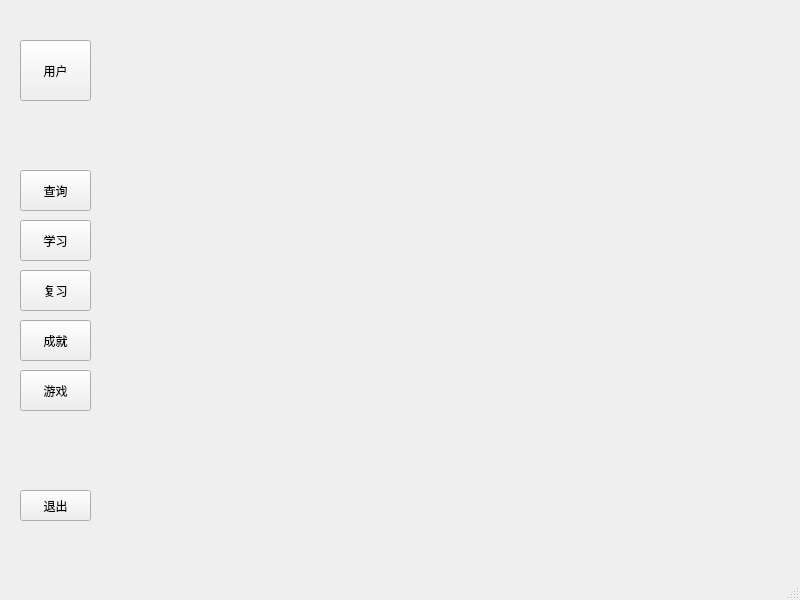
Qt form WordLite/mainwindow.ui (Staaaaaaaaar/WordHub) before a commit.
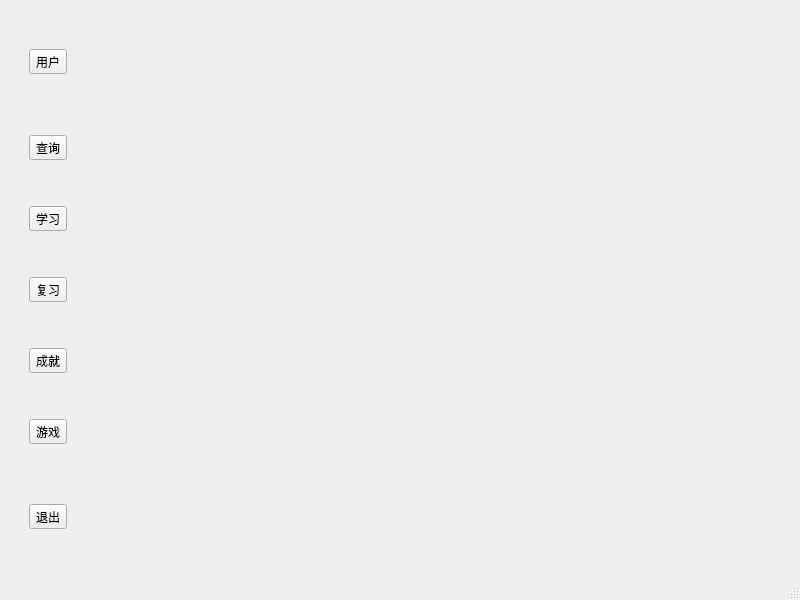
The same form after that commit.

Commit message: 布局调整

Diff of the .ui file:
```diff
--- a/WordLite/mainwindow.ui
+++ b/WordLite/mainwindow.ui
@@ -14,107 +14,408 @@
    <string>MainWindow</string>
   </property>
   <widget class="QWidget" name="centralwidget">
-   <widget class="QToolButton" name="userButton">
-    <property name="geometry">
-     <rect>
-      <x>20</x>
-      <y>40</y>
-      <width>71</width>
-      <height>61</height>
-     </rect>
-    </property>
-    <property name="text">
-     <string>用户</string>
-    </property>
-   </widget>
-   <widget class="QToolButton" name="queryButton">
-    <property name="geometry">
-     <rect>
-      <x>20</x>
-      <y>170</y>
-      <width>71</width>
-      <height>41</height>
-     </rect>
-    </property>
-    <property name="text">
-     <string>查询</string>
-    </property>
-   </widget>
-   <widget class="QToolButton" name="learnButton">
-    <property name="geometry">
-     <rect>
-      <x>20</x>
-      <y>220</y>
-      <width>71</width>
-      <height>41</height>
-     </rect>
-    </property>
-    <property name="text">
-     <string>学习</string>
-    </property>
-   </widget>
-   <widget class="QToolButton" name="reviewButton">
-    <property name="geometry">
-     <rect>
-      <x>20</x>
-      <y>270</y>
-      <width>71</width>
-      <height>41</height>
-     </rect>
-    </property>
-    <property name="text">
-     <string>复习</string>
-    </property>
-   </widget>
-   <widget class="QToolButton" name="achievementButton">
-    <property name="geometry">
-     <rect>
-      <x>20</x>
-      <y>320</y>
-      <width>71</width>
-      <height>41</height>
-     </rect>
-    </property>
-    <property name="text">
-     <string>成就</string>
-    </property>
-   </widget>
-   <widget class="QToolButton" name="gameButton">
-    <property name="geometry">
-     <rect>
-      <x>20</x>
-      <y>370</y>
-      <width>71</width>
-      <height>41</height>
-     </rect>
-    </property>
-    <property name="text">
-     <string>游戏</string>
-    </property>
-   </widget>
-   <widget class="QToolButton" name="exitButton">
-    <property name="geometry">
-     <rect>
-      <x>20</x>
-      <y>490</y>
-      <width>71</width>
-      <height>31</height>
-     </rect>
-    </property>
-    <property name="text">
-     <string>退出</string>
-    </property>
-   </widget>
-   <widget class="QStackedWidget" name="stackedWidget">
-    <property name="geometry">
-     <rect>
-      <x>130</x>
-      <y>40</y>
-      <width>600</width>
-      <height>500</height>
-     </rect>
-    </property>
-   </widget>
+   <layout class="QVBoxLayout" name="verticalLayout_2">
+    <item>
+     <layout class="QHBoxLayout" name="horizontalLayout_7" stretch="1,9">
+      <item>
+       <layout class="QVBoxLayout" name="verticalLayout">
+        <item>
+         <spacer name="verticalSpacer_8">
+          <property name="orientation">
+           <enum>Qt::Orientation::Vertical</enum>
+          </property>
+          <property name="sizeType">
+           <enum>QSizePolicy::Policy::Minimum</enum>
+          </property>
+          <property name="sizeHint" stdset="0">
+           <size>
+            <width>20</width>
+            <height>40</height>
+           </size>
+          </property>
+         </spacer>
+        </item>
+        <item>
+         <layout class="QHBoxLayout" name="horizontalLayout">
+          <item>
+           <spacer name="horizontalSpacer_11">
+            <property name="orientation">
+             <enum>Qt::Orientation::Horizontal</enum>
+            </property>
+            <property name="sizeHint" stdset="0">
+             <size>
+              <width>40</width>
+              <height>20</height>
+             </size>
+            </property>
+           </spacer>
+          </item>
+          <item>
+           <widget class="QToolButton" name="userButton">
+            <property name="text">
+             <string>用户</string>
+            </property>
+           </widget>
+          </item>
+          <item>
+           <spacer name="horizontalSpacer_12">
+            <property name="orientation">
+             <enum>Qt::Orientation::Horizontal</enum>
+            </property>
+            <property name="sizeHint" stdset="0">
+             <size>
+              <width>40</width>
+              <height>20</height>
+             </size>
+            </property>
+           </spacer>
+          </item>
+         </layout>
+        </item>
+        <item>
+         <spacer name="verticalSpacer">
+          <property name="orientation">
+           <enum>Qt::Orientation::Vertical</enum>
+          </property>
+          <property name="sizeHint" stdset="0">
+           <size>
+            <width>20</width>
+            <height>40</height>
+           </size>
+          </property>
+         </spacer>
+        </item>
+        <item>
+         <layout class="QHBoxLayout" name="horizontalLayout_2">
+          <item>
+           <spacer name="horizontalSpacer_9">
+            <property name="orientation">
+             <enum>Qt::Orientation::Horizontal</enum>
+            </property>
+            <property name="sizeHint" stdset="0">
+             <size>
+              <width>40</width>
+              <height>20</height>
+             </size>
+            </property>
+           </spacer>
+          </item>
+          <item>
+           <widget class="QToolButton" name="queryButton">
+            <property name="text">
+             <string>查询</string>
+            </property>
+           </widget>
+          </item>
+          <item>
+           <spacer name="horizontalSpacer_10">
+            <property name="orientation">
+             <enum>Qt::Orientation::Horizontal</enum>
+            </property>
+            <property name="sizeHint" stdset="0">
+             <size>
+              <width>40</width>
+              <height>20</height>
+             </size>
+            </property>
+           </spacer>
+          </item>
+         </layout>
+        </item>
+        <item>
+         <spacer name="verticalSpacer_5">
+          <property name="orientation">
+           <enum>Qt::Orientation::Vertical</enum>
+          </property>
+          <property name="sizeType">
+           <enum>QSizePolicy::Policy::Minimum</enum>
+          </property>
+          <property name="sizeHint" stdset="0">
+           <size>
+            <width>20</width>
+            <height>40</height>
+           </size>
+          </property>
+         </spacer>
+        </item>
+        <item>
+         <layout class="QHBoxLayout" name="horizontalLayout_3">
+          <item>
+           <spacer name="horizontalSpacer_7">
+            <property name="orientation">
+             <enum>Qt::Orientation::Horizontal</enum>
+            </property>
+            <property name="sizeHint" stdset="0">
+             <size>
+              <width>40</width>
+              <height>20</height>
+             </size>
+            </property>
+           </spacer>
+          </item>
+          <item>
+           <widget class="QToolButton" name="learnButton">
+            <property name="text">
+             <string>学习</string>
+            </property>
+           </widget>
+          </item>
+          <item>
+           <spacer name="horizontalSpacer_8">
+            <property name="orientation">
+             <enum>Qt::Orientation::Horizontal</enum>
+            </property>
+            <property name="sizeHint" stdset="0">
+             <size>
+              <width>40</width>
+              <height>20</height>
+             </size>
+            </property>
+           </spacer>
+          </item>
+         </layout>
+        </item>
+        <item>
+         <spacer name="verticalSpacer_4">
+          <property name="orientation">
+           <enum>Qt::Orientation::Vertical</enum>
+          </property>
+          <property name="sizeType">
+           <enum>QSizePolicy::Policy::Minimum</enum>
+          </property>
+          <property name="sizeHint" stdset="0">
+           <size>
+            <width>20</width>
+            <height>40</height>
+           </size>
+          </property>
+         </spacer>
+        </item>
+        <item>
+         <layout class="QHBoxLayout" name="horizontalLayout_8">
+          <item>
+           <spacer name="horizontalSpacer_13">
+            <property name="orientation">
+             <enum>Qt::Orientation::Horizontal</enum>
+            </property>
+            <property name="sizeHint" stdset="0">
+             <size>
+              <width>40</width>
+              <height>20</height>
+             </size>
+            </property>
+           </spacer>
+          </item>
+          <item>
+           <widget class="QToolButton" name="reviewButton">
+            <property name="text">
+             <string>复习</string>
+            </property>
+           </widget>
+          </item>
+          <item>
+           <spacer name="horizontalSpacer_14">
+            <property name="orientation">
+             <enum>Qt::Orientation::Horizontal</enum>
+            </property>
+            <property name="sizeHint" stdset="0">
+             <size>
+              <width>40</width>
+              <height>20</height>
+             </size>
+            </property>
+           </spacer>
+          </item>
+         </layout>
+        </item>
+        <item>
+         <spacer name="verticalSpacer_6">
+          <property name="orientation">
+           <enum>Qt::Orientation::Vertical</enum>
+          </property>
+          <property name="sizeType">
+           <enum>QSizePolicy::Policy::Minimum</enum>
+          </property>
+          <property name="sizeHint" stdset="0">
+           <size>
+            <width>20</width>
+            <height>40</height>
+           </size>
+          </property>
+         </spacer>
+        </item>
+        <item>
+         <layout class="QHBoxLayout" name="horizontalLayout_4">
+          <item>
+           <spacer name="horizontalSpacer_5">
+            <property name="orientation">
+             <enum>Qt::Orientation::Horizontal</enum>
+            </property>
+            <property name="sizeHint" stdset="0">
+             <size>
+              <width>40</width>
+              <height>20</height>
+             </size>
+            </property>
+           </spacer>
+          </item>
+          <item>
+           <widget class="QToolButton" name="achievementButton">
+            <property name="text">
+             <string>成就</string>
+            </property>
+           </widget>
+          </item>
+          <item>
+           <spacer name="horizontalSpacer_6">
+            <property name="orientation">
+             <enum>Qt::Orientation::Horizontal</enum>
+            </property>
+            <property name="sizeHint" stdset="0">
+             <size>
+              <width>40</width>
+              <height>20</height>
+             </size>
+            </property>
+           </spacer>
+          </item>
+         </layout>
+        </item>
+        <item>
+         <spacer name="verticalSpacer_3">
+          <property name="orientation">
+           <enum>Qt::Orientation::Vertical</enum>
+          </property>
+          <property name="sizeType">
+           <enum>QSizePolicy::Policy::Minimum</enum>
+          </property>
+          <property name="sizeHint" stdset="0">
+           <size>
+            <width>20</width>
+            <height>40</height>
+           </size>
+          </property>
+         </spacer>
+        </item>
+        <item>
+         <layout class="QHBoxLayout" name="horizontalLayout_5">
+          <item>
+           <spacer name="horizontalSpacer_4">
+            <property name="orientation">
+             <enum>Qt::Orientation::Horizontal</enum>
+            </property>
+            <property name="sizeHint" stdset="0">
+             <size>
+              <width>40</width>
+              <height>20</height>
+             </size>
+            </property>
+           </spacer>
+          </item>
+          <item>
+           <widget class="QToolButton" name="gameButton">
+            <property name="text">
+             <string>游戏</string>
+            </property>
+           </widget>
+          </item>
+          <item>
+           <spacer name="horizontalSpacer_3">
+            <property name="orientation">
+             <enum>Qt::Orientation::Horizontal</enum>
+            </property>
+            <property name="sizeHint" stdset="0">
+             <size>
+              <width>40</width>
+              <height>20</height>
+             </size>
+            </property>
+           </spacer>
+          </item>
+         </layout>
+        </item>
+        <item>
+         <spacer name="verticalSpacer_2">
+          <property name="orientation">
+           <enum>Qt::Orientation::Vertical</enum>
+          </property>
+          <property name="sizeType">
+           <enum>QSizePolicy::Policy::Expanding</enum>
+          </property>
+          <property name="sizeHint" stdset="0">
+           <size>
+            <width>20</width>
+            <height>40</height>
+           </size>
+          </property>
+         </spacer>
+        </item>
+        <item>
+         <layout class="QHBoxLayout" name="horizontalLayout_6">
+          <item>
+           <spacer name="horizontalSpacer">
+            <property name="orientation">
+             <enum>Qt::Orientation::Horizontal</enum>
+            </property>
+            <property name="sizeHint" stdset="0">
+             <size>
+              <width>40</width>
+              <height>20</height>
+             </size>
+            </property>
+           </spacer>
+          </item>
+          <item>
+           <widget class="QToolButton" name="exitButton">
+            <property name="text">
+             <string>退出</string>
+            </property>
+           </widget>
+          </item>
+          <item>
+           <spacer name="horizontalSpacer_2">
+            <property name="orientation">
+             <enum>Qt::Orientation::Horizontal</enum>
+            </property>
+            <property name="sizeHint" stdset="0">
+             <size>
+              <width>40</width>
+              <height>20</height>
+             </size>
+            </property>
+           </spacer>
+          </item>
+         </layout>
+        </item>
+        <item>
+         <spacer name="verticalSpacer_7">
+          <property name="orientation">
+           <enum>Qt::Orientation::Vertical</enum>
+          </property>
+          <property name="sizeType">
+           <enum>QSizePolicy::Policy::Minimum</enum>
+          </property>
+          <property name="sizeHint" stdset="0">
+           <size>
+            <width>20</width>
+            <height>40</height>
+           </size>
+          </property>
+         </spacer>
+        </item>
+       </layout>
+      </item>
+      <item>
+       <widget class="QStackedWidget" name="stackedWidget"/>
+      </item>
+     </layout>
+    </item>
+   </layout>
+  </widget>
+  <widget class="QStatusBar" name="statusbar">
+   <property name="tabletTracking">
+    <bool>false</bool>
+   </property>
   </widget>
   <widget class="QMenuBar" name="menubar">
    <property name="geometry">
```
Left out of the diff: 6 changed lines with no effect on the pictures. The commit also changes 4 other files.
